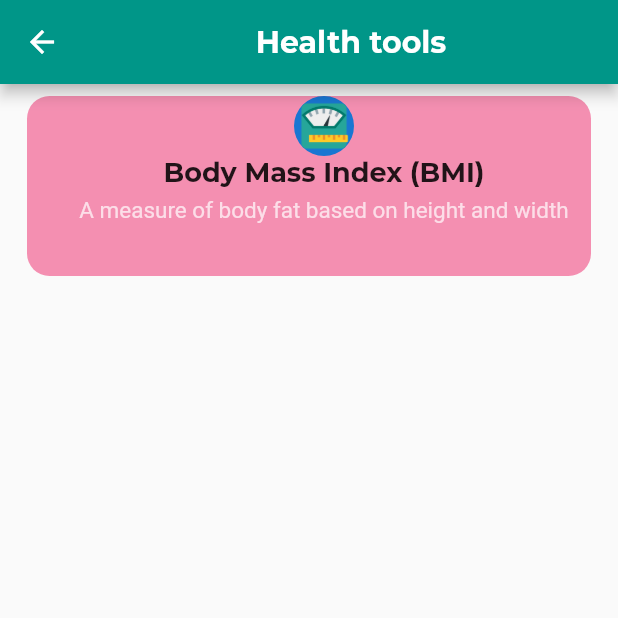
After one commit to BlackpearlJack/tibuexample, a Flutter app: the More screen opened directly, on a phone screen of 412 x 824 dp, the top half of it. The commit adds this screen. Run offline on Flutter 3.47's test engine with Material 2 defaults, Android fonts, the phone set to English and light mode, and no system bars; project files that could hold a hidden picture were left out.

Commit message:
edits on nav pages

```diff
--- a/lib/Access/login.dart
+++ b/lib/Access/login.dart
@@ -8,7 +8,8 @@ class MyHomePage extends StatefulWidget {
 class _MyHomePageState extends State<MyHomePage> {
   @override
   Widget build(BuildContext context) {
-    return new Scaffold(
+    return SafeArea(
+      child: new Scaffold(
         resizeToAvoidBottomInset: false,
         body: Column(
           crossAxisAlignment: CrossAxisAlignment.start,
@@ -184,6 +185,7 @@ class _MyHomePageState extends State<MyHomePage> {
           ],
         ),
 
+      ),
     );
   }
 }
--- a/lib/Access/signup.dart
+++ b/lib/Access/signup.dart
@@ -8,7 +8,8 @@ class SignupPage extends StatefulWidget {
 class _SignupPageState extends State<SignupPage> {
   @override
   Widget build(BuildContext context) {
-    return new Scaffold(
+    return SafeArea(
+      child: new Scaffold(
           resizeToAvoidBottomInset: false,
           body: Column(crossAxisAlignment: CrossAxisAlignment.start, children: <
               Widget>[
@@ -148,6 +149,7 @@ class _SignupPageState extends State<SignupPage> {
             //     )
             //   ],
             // )
-        ]));
+          ])),
+    );
   }
 }
--- a/lib/Screens/home_screen.dart
+++ b/lib/Screens/home_screen.dart
@@ -75,7 +75,7 @@ class _HomeState extends State<Home> {
         backgroundColor: Colors.white,
         appBar: AppBar(
           elevation: 0,
-          backgroundColor: Colors.tealAccent,
+          backgroundColor: Colors.teal,
           title: Text(
             'Hello, '
                 'Ella',
--- /dev/null
+++ b/lib/Screens/more.dart
@@ -0,0 +1,62 @@
+import 'package:flutter/material.dart';
+
+class More extends StatelessWidget {
+  @override
+  Widget build(BuildContext context) {
+    return SafeArea(
+      child: Scaffold(
+        appBar: AppBar(
+          backgroundColor: Colors.teal,
+          title: Center(
+            child: Text("Health tools",
+              style: TextStyle(fontFamily: 'Montserrat',
+                  fontWeight: FontWeight.bold),),
+          ),
+        ),
+        body: Container(
+          child: Padding(
+            padding: const EdgeInsets.all(8.0),
+            child: Column(
+              children: <Widget>[
+                Container(
+                  margin: EdgeInsets.symmetric(horizontal: 10.0),
+                  padding: EdgeInsets.only(left: 20,),
+                  height: 120,
+                  width: (MediaQuery.of(context).size.width),
+                  decoration: BoxDecoration(
+                      color: Colors.pink[200],
+                      borderRadius: BorderRadius.circular(15.0)
+                  ),
+                  child: Column(
+                    children: <Widget>[
+                      CircleAvatar(
+                        backgroundImage: AssetImage('assets/images/bmi.png'),
+                      ),
+                      Text("Body Mass Index (BMI)",style: TextStyle(
+                        fontSize: 18.0,
+                        fontFamily: 'Montserrat',
+                        fontWeight: FontWeight.bold,
+                        color: Colors.black87,
+                      ),
+                      ),
+                      SizedBox(
+                        height: 5.0,
+                      ),
+                      Text('A measure of body fat based on '
+                          'height and width',
+                        style: TextStyle(
+                          fontSize: 15.0,
+                          color: Colors.white70,
+                        ),
+                      ),
+                    ],
+                  ),
+                ),
+              ],
+            ),
+          ),
+        )
+      ),
+    );
+  }
+}
```
Also changed, not shown: lib/Screens/consults.dart (+28 -0 lines), lib/components/nav.dart (+7 -3 lines), lib/profile/profile_screen.dart (+7 -5 lines), assets/images/bmi.png (added). Lines whose indentation alone changed are shown as unchanged.
